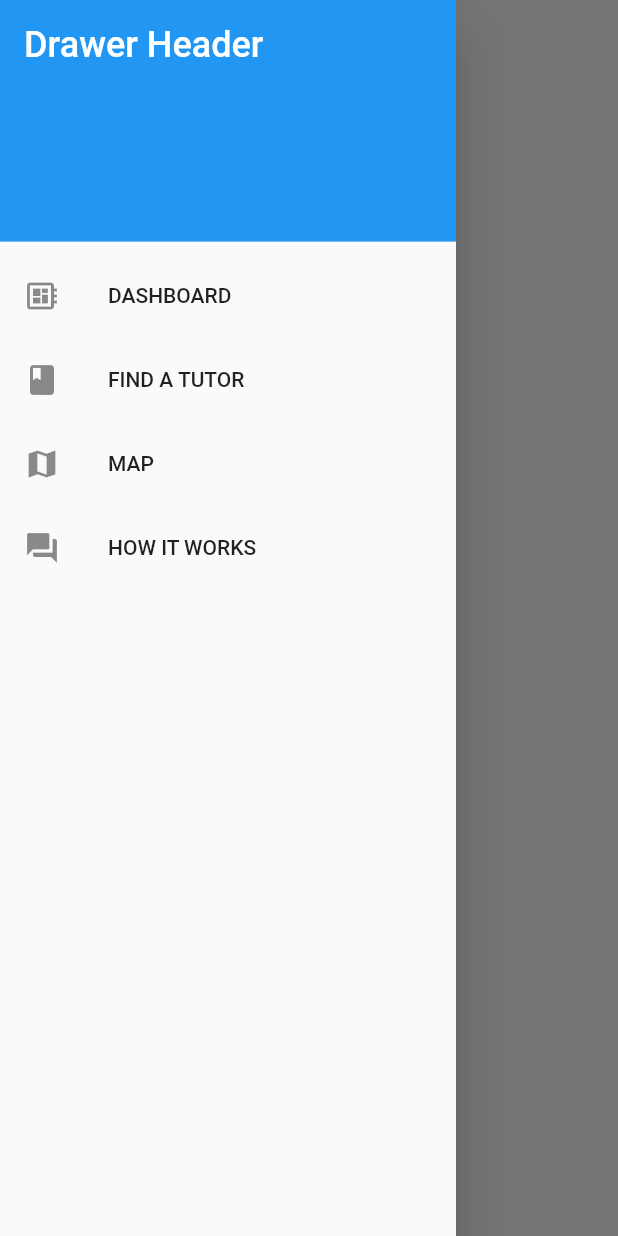
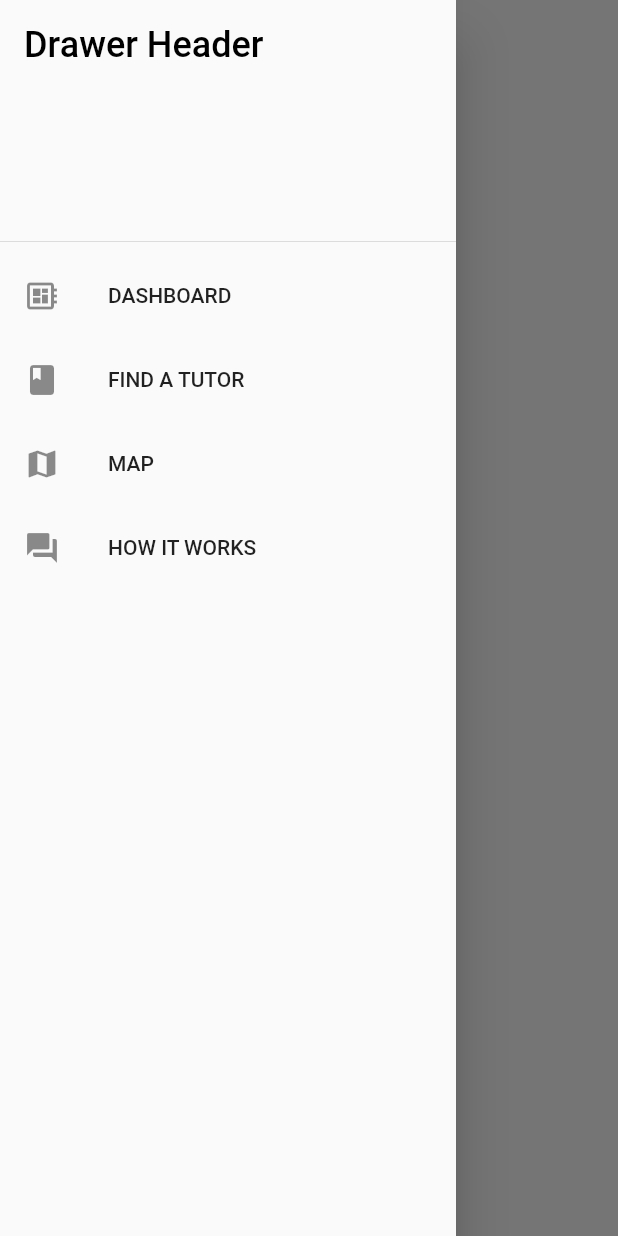
Before and after one commit to mayankdaruka/Styudor, a Flutter app: the DashBoard screen opened directly with empty values, with the side drawer open, on a phone screen of 412 x 824 dp. Run offline on Flutter 3.47's test engine with Material 2 defaults, Android fonts, the phone set to English and light mode, and no system bars; our stand-ins replace firebase_auth, mask_text_input_formatter; accounts and stored records are empty.

Commit message:
Drawer changes

```diff
--- a/lib/dashboard.dart
+++ b/lib/dashboard.dart
@@ -23,12 +23,13 @@ class DashBoard extends StatelessWidget {
           children: <Widget>[
             DrawerHeader(
               decoration: BoxDecoration(
-                color: Colors.blue,
+                // color: Colors.white,
+
               ),
               child: Text(
                 'Drawer Header',
                 style: TextStyle(
-                  color: Colors.white,
+                  color: Colors.black,
                   fontSize: 24.0,
                 ),
               ),
@@ -36,6 +37,7 @@ class DashBoard extends StatelessWidget {
             ListTile(
               leading: Icon(Icons.developer_board),
               title: Text('DASHBOARD'),
+
             ),
             ListTile(
               leading: Icon(Icons.book),
```
